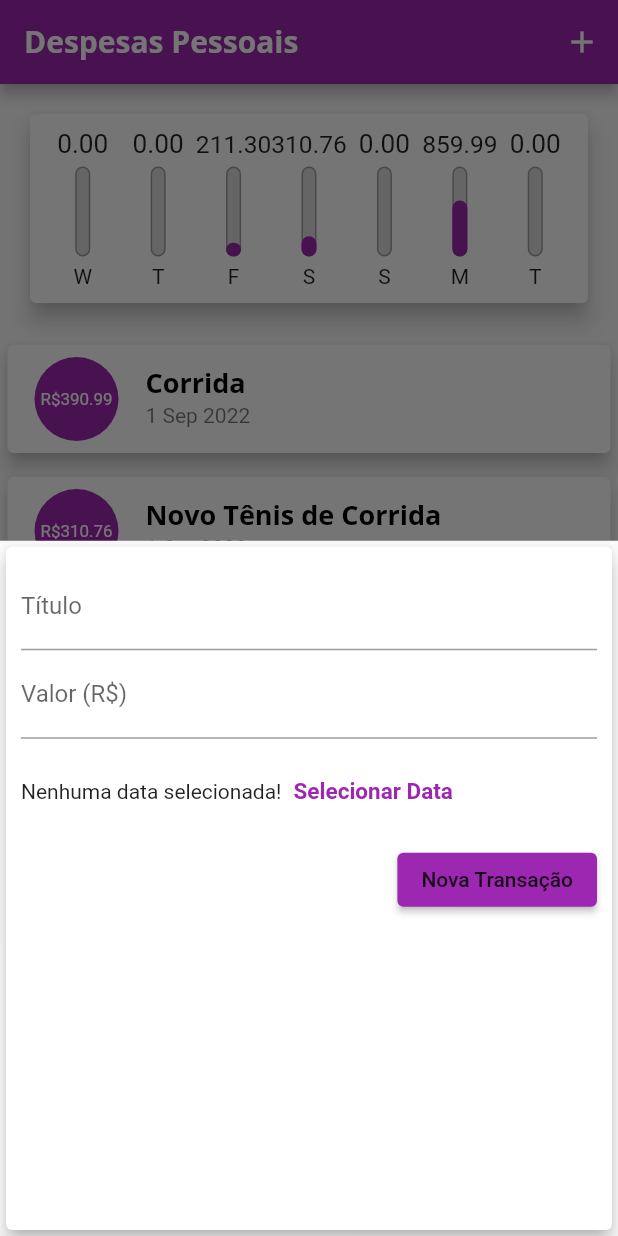
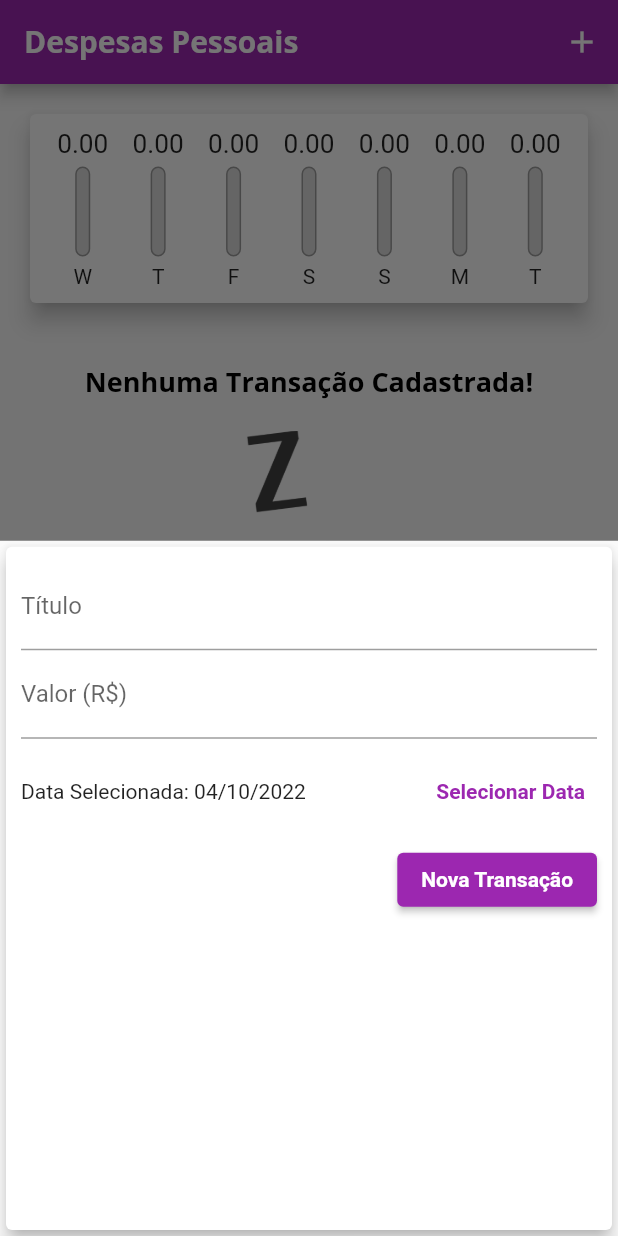
Before and after one commit to DaniloSacramento/Despesas-Pessoais-App, a Flutter app: the screen it shows after launch, after a tap on the "add" icon, on a phone screen of 412 x 824 dp. Run offline on Flutter 3.47's test engine with Material 2 defaults, Android fonts, the phone set to English and light mode, and no system bars.

Commit message:
finalizado

```diff
--- a/expenses/lib/components/chart.dart
+++ b/expenses/lib/components/chart.dart
@@ -1,68 +1,62 @@
-
-import "package:intl/intl.dart";
-import 'package:flutter/src/foundation/key.dart';
-import 'package:flutter/src/widgets/container.dart';
-import 'package:flutter/src/widgets/framework.dart';
 import 'package:flutter/material.dart';
+import 'package:intl/intl.dart';
 import '../models/transaction.dart';
 import 'chart_bar.dart';
 
 class Chart extends StatelessWidget {
   final List<Transaction> recentTransaction;
-    Chart(this.recentTransaction);
+
+  const Chart(this.recentTransaction, {Key? key}) : super(key: key);
 
   List<Map<String, Object>> get groupedTransactions {
-
-
-
-    return List.generate(7, (index)  {
+    return List.generate(7, (index) {
       final weekDay = DateTime.now().subtract(
         Duration(days: index),
       );
 
       double totalSum = 0.0;
-      for(var i  = 0; i<recentTransaction.length; i++){
+
+      for (var i = 0; i < recentTransaction.length; i++) {
         bool sameDay = recentTransaction[i].date.day == weekDay.day;
         bool sameMonth = recentTransaction[i].date.month == weekDay.month;
         bool sameYear = recentTransaction[i].date.year == weekDay.year;
 
-       if(sameDay && sameMonth && sameYear){
+        if (sameDay && sameMonth && sameYear) {
           totalSum += recentTransaction[i].value!;
         }
       }
 
-
-
       return {
-        "day" : DateFormat.E().format(weekDay)[0],
-        "value": totalSum};
+        'day': DateFormat.E().format(weekDay)[0],
+        'value': totalSum,
+      };
     }).reversed.toList();
   }
 
   double get _weekTotalValue {
-    return groupedTransactions.fold(0.0, (sum,tr) {
-     return sum + (tr ["value"]as double);
+    return groupedTransactions.fold(0.0, (sum, tr) {
+      return sum + (tr['value'] as double);
     });
   }
 
   @override
   Widget build(BuildContext context) {
-    groupedTransactions;
     return Card(
       elevation: 6,
-      margin: EdgeInsets.all(20) ,
+      margin: const EdgeInsets.all(20),
       child: Padding(
         padding: const EdgeInsets.all(10),
         child: Row(
           mainAxisAlignment: MainAxisAlignment.spaceAround,
           children: groupedTransactions.map((tr) {
             return Flexible(
-          fit: FlexFit.tight ,
-
+              fit: FlexFit.tight,
               child: ChartBar(
                 label: tr['day'] as String,
                 value: tr['value'] as double,
-                percentage: (tr ["value"]as double) / _weekTotalValue,
+                percentage: _weekTotalValue == 0
+                    ? 0
+                    : (tr['value'] as double) / _weekTotalValue,
               ),
             );
           }).toList(),
--- a/expenses/lib/components/chart_bar.dart
+++ b/expenses/lib/components/chart_bar.dart
@@ -1,54 +1,57 @@
-import 'package:flutter/src/foundation/key.dart';
-import 'package:flutter/src/widgets/container.dart';
-import 'package:flutter/src/widgets/framework.dart';
 import 'package:flutter/material.dart';
 
 class ChartBar extends StatelessWidget {
+  final String? label;
+  final double? value;
+  final double? percentage;
 
-  final String ? label;
-  final double ? value;
-  final double ? percentage;
-
-  ChartBar({this.label, this.value, this.percentage});
-
+  const ChartBar({
+    this.label,
+    this.value,
+    this.percentage,
+    Key? key,
+  }) : super(key: key);
 
   @override
   Widget build(BuildContext context) {
     return Column(
       children: [
-        Container(
+        SizedBox(
           height: 20,
-          child: FittedBox
-          (child: Text('${value!.toStringAsFixed(2)}')),
+          child: FittedBox(
+            child: Text('${value!.toStringAsFixed(2)}'),
+          ),
         ),
-        SizedBox(height: 5,),
-        Container(
+        const SizedBox(height: 5),
+        SizedBox(
           height: 60,
           width: 10,
           child: Stack(
-            alignment: Alignment.bottomCenter ,
-            children: [
-              Container(decoration: BoxDecoration(
-                border: Border.all(
-                  color: Colors.grey,
-                  width: 1.0,
-                ) ,
-                color: Color.fromRGBO(220, 220, 220, 1),
-                borderRadius: BorderRadius.circular(5)
-              ),
+            alignment: Alignment.bottomCenter,
+            children: <Widget>[
+              Container(
+                decoration: BoxDecoration(
+                  border: Border.all(
+                    color: Colors.grey,
+                    width: 1.0,
+                  ),
+                  color: const Color.fromRGBO(220, 220, 220, 1),
+                  borderRadius: BorderRadius.circular(5),
+                ),
               ),
               FractionallySizedBox(
                 heightFactor: percentage,
-                child: Container(decoration: BoxDecoration(
-                 color: Theme.of(context).colorScheme.primary,
-                 borderRadius: BorderRadius.circular(5)
-                )
+                child: Container(
+                  decoration: BoxDecoration(
+                    color: Theme.of(context).colorScheme.primary,
+                    borderRadius: BorderRadius.circular(5),
+                  ),
                 ),
-                )
+              ),
             ],
           ),
         ),
-        SizedBox(height: 5),
+        const SizedBox(height: 5),
         Text(label!),
       ],
     );
--- a/expenses/lib/components/transaction_form.dart
+++ b/expenses/lib/components/transaction_form.dart
@@ -1,7 +1,8 @@
 import 'package:flutter/material.dart';
+import 'package:intl/intl.dart';
 
 class TransactionForm extends StatefulWidget {
-  final void Function(String, double) onSubmit;
+  final void Function(String, double, DateTime) onSubmit;
 
   const TransactionForm(this.onSubmit, {Key? key}) : super(key: key);
 
@@ -10,19 +11,36 @@ class TransactionForm extends StatefulWidget {
 }
 
 class _TransactionFormState extends State<TransactionForm> {
-  final titleController = TextEditingController();
-
-  final valueController = TextEditingController();
+  final _titleController = TextEditingController();
+  final _valueController = TextEditingController();
+  DateTime? _selectedDate = DateTime.now();
 
   _submitForm() {
-    final title = titleController.text;
-    final value = double.tryParse(valueController.text) ?? 0;
+    final title = _titleController.text;
+    final value = double.tryParse(_valueController.text) ?? 0;
 
-    if (title.isEmpty || value <= 0) {
+    if (title.isEmpty || value <= 0 || _selectedDate == null) {
       return;
     }
 
-    widget.onSubmit(title, value);
+    widget.onSubmit(title, value, _selectedDate!);
+  }
+
+  _showDatePicker() {
+    showDatePicker(
+      context: context,
+      initialDate: DateTime.now(),
+      firstDate: DateTime(2019),
+      lastDate: DateTime.now(),
+    ).then((pickedDate) {
+      if (pickedDate == null) {
+        return;
+      }
+
+      setState(() {
+        _selectedDate = pickedDate;
+      });
+    });
   }
 
   @override
@@ -34,14 +52,14 @@ class _TransactionFormState extends State<TransactionForm> {
         child: Column(
           children: [
             TextField(
-              controller: titleController,
+              controller: _titleController,
               onSubmitted: (_) => _submitForm(),
               decoration: const InputDecoration(
                 labelText: 'Título',
               ),
             ),
             TextField(
-              controller: valueController,
+              controller: _valueController,
               keyboardType:
                   const TextInputType.numberWithOptions(decimal: true),
               onSubmitted: (_) => _submitForm(),
@@ -49,23 +67,27 @@ class _TransactionFormState extends State<TransactionForm> {
                 labelText: 'Valor (R\$)',
               ),
             ),
-            Container(
+            SizedBox(
               height: 70,
-              child: Row(children: [
-                Text("Nenhuma data selecionada!"),
-
-                TextButton(
-
+              child: Row(
+                children: <Widget>[
+                  Expanded(
+                    child: Text(
+                      _selectedDate == null
+                          ? 'Nenhuma data selecionada!'
+                          : 'Data Selecionada: ${DateFormat('dd/MM/y').format(_selectedDate!)}',
+                    ),
+                  ),
+                  TextButton(
                     child: const Text(
                       'Selecionar Data',
                       style: TextStyle(
                         fontWeight: FontWeight.bold,
-                        fontSize: 15
                       ),
                     ),
-                    onPressed: () {},
+                    onPressed: _showDatePicker,
                   )
-              ],
+                ],
               ),
             ),
             Row(
--- a/expenses/lib/components/transaction_list.dart
+++ b/expenses/lib/components/transaction_list.dart
@@ -4,13 +4,13 @@ import 'package:intl/intl.dart';
 
 class TransactionList extends StatelessWidget {
   final List<Transaction> transactions;
-
-  const TransactionList(this.transactions, {Key? key}) : super(key: key);
+  final void Function (String) onRemove;
+  const TransactionList(this.transactions, this.onRemove) ;
 
   @override
   Widget build(BuildContext context) {
     return SizedBox(
-      height: 300,
+      height: 430,
       child: transactions.isEmpty
           ? Column(
               children: [
@@ -58,12 +58,15 @@ class TransactionList extends StatelessWidget {
                     title: Text(
                       tr.title.toString(),
                       style: Theme.of(context).textTheme.headline6,
-
-
                     ),
                     subtitle: Text(
                       DateFormat('d MMM y').format(tr.date),
                     ),
+                    trailing: IconButton(
+                      icon: Icon(Icons.delete),
+                      onPressed: () => onRemove(tr.id.toString()),
+                      color: Theme.of(context).errorColor,
+                      ),
                   ),
                 );
               },
--- a/expenses/lib/main.dart
+++ b/expenses/lib/main.dart
@@ -3,18 +3,19 @@ import 'package:flutter/material.dart';
 import 'dart:math';
 import 'components/transaction_form.dart';
 import 'components/transaction_list.dart';
+import 'components/chart.dart';
 import 'models/transaction.dart';
-import 'components/chart.dart';
+
 main() => runApp(ExpensesApp());
 
 class ExpensesApp extends StatelessWidget {
-
+  ExpensesApp({Key? key}) : super(key: key);
   final ThemeData tema = ThemeData();
 
   @override
   Widget build(BuildContext context) {
     return MaterialApp(
-      home:  MyHomePage(),
+      home: const MyHomePage(),
       theme: tema.copyWith(
         colorScheme: tema.colorScheme.copyWith(
           primary: Colors.purple,
@@ -26,6 +27,10 @@ class ExpensesApp extends StatelessWidget {
             fontSize: 18,
             fontWeight: FontWeight.bold,
             color: Colors.black,
+          ),
+          button: const TextStyle(
+            color: Colors.white,
+            fontWeight: FontWeight.bold,
           ),
         ),
         appBarTheme: const AppBarTheme(
@@ -41,52 +46,29 @@ class ExpensesApp extends StatelessWidget {
 }
 
 class MyHomePage extends StatefulWidget {
-
+  const MyHomePage({Key? key}) : super(key: key);
 
   @override
   State<MyHomePage> createState() => _MyHomePageState();
 }
 
 class _MyHomePageState extends State<MyHomePage> {
-  final List<Transaction> _transactions = [
-     Transaction(
-       id: 't0',
-       title: 'Corrida',
-      value: 390.99,
-      date: DateTime.now().subtract(Duration(days: 33)),
-    ),
-     Transaction(
-       id: 't1',
-       title: 'Novo Tênis de Corrida',
-      value: 310.76,
-      date: DateTime.now().subtract(Duration(days: 3)),
-    ),
-     Transaction(
-       id: 't2',
-       title: 'Conta de Luz',
-       value: 211.30,
-       date: DateTime.now().subtract(Duration(days: 4)),
-     ),
-     Transaction(
-       id: 't4',
-       title: 'Geladeira',
-       value: 859.99,
-       date: DateTime.now().subtract(Duration(days: 1)),
-     ),
-  ];
+  final List<Transaction> _transactions = [];
 
   List<Transaction> get _recentTransactions {
-    return _transactions.where((tr){
-    return tr.date.isAfter(DateTime.now().subtract(Duration(days: 7 )));
+    return _transactions.where((tr) {
+      return tr.date.isAfter(DateTime.now().subtract(
+        const Duration(days: 7),
+      ));
     }).toList();
   }
 
-  _addTransaction(String title, double value) {
+  _addTransaction(String title, double value, DateTime date) {
     final newTransaction = Transaction(
       id: Random().nextDouble().toString(),
       title: title,
       value: value,
-      date: DateTime.now(),
+      date: date,
     );
 
     setState(() {
@@ -96,10 +78,17 @@ class _MyHomePageState extends State<MyHomePage> {
     Navigator.of(context).pop();
   }
 
+  _deleteTransaction(String id){
+    setState(() {
+      _transactions.removeWhere((tr) =>  tr.id == id);
+
+    });
+  }
+
   _openTransactionFormModal(BuildContext context) {
     showModalBottomSheet(
       context: context,
-      builder: (ctx) {
+      builder: (_) {
         return TransactionForm(_addTransaction);
       },
     );
@@ -122,7 +111,7 @@ class _MyHomePageState extends State<MyHomePage> {
           crossAxisAlignment: CrossAxisAlignment.stretch,
           children: [
             Chart(_recentTransactions),
-            TransactionList(_transactions),
+            TransactionList(_transactions, _deleteTransaction),
           ],
         ),
       ),
```
Lines whose indentation alone changed are shown as unchanged.
